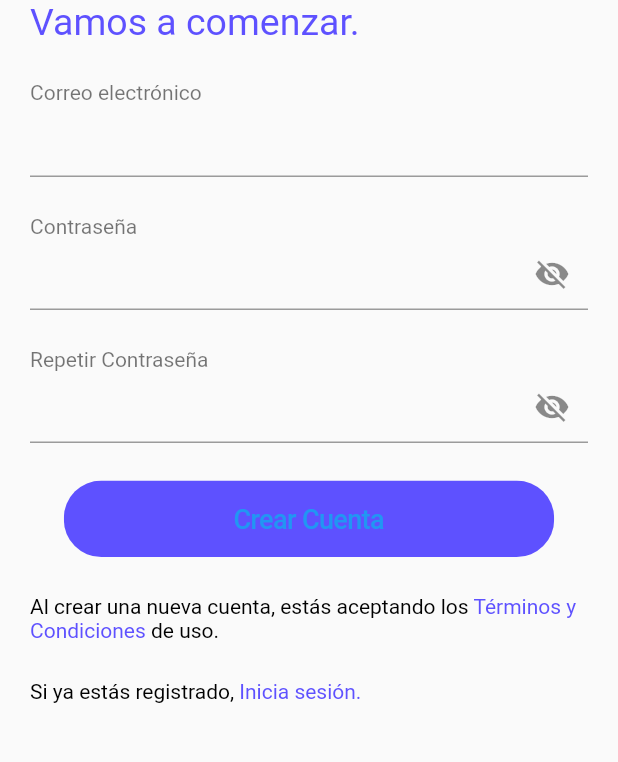
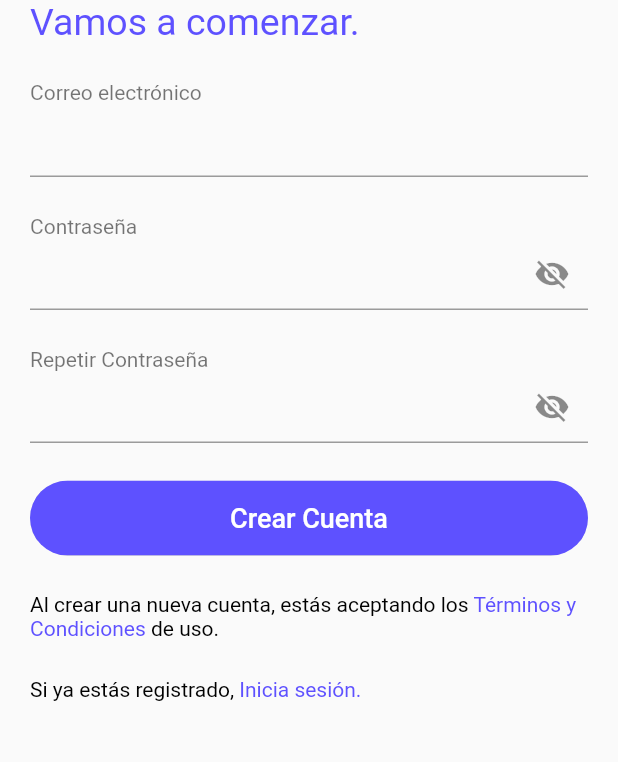
Before and after one commit to EduardoCarruci/Nviame-app, a Flutter app: the screen it shows after launch, after a tap on "quiero registrarme.", on a phone screen of 412 x 824 dp, the part 287-1049 px from its top. Run offline on Flutter 3.47's test engine with Material 2 defaults, Android fonts, the phone set to English and light mode, and no system bars; our stand-ins replace flutter_svg, flutter_swiper, font_awesome_flutter, google_maps_flutter, image_picker, page_transition and 2 more; missing offline and left inert: solid_bottom_sheet.

Commit message:
cambios agregados a los botones

```diff
--- a/lib/vistas/login/login.dart
+++ b/lib/vistas/login/login.dart
@@ -232,12 +232,13 @@ class _LoginState extends State<Login> {
   Widget buildButtonContainer(BuildContext context, screenWidth) {
     return ClipRRect(
       borderRadius: BorderRadius.circular(25.0),
-      child: CupertinoButton(
+      child: MaterialButton(
         //textColor: Colors.white,
         color: Constants.colorMorado,
+        minWidth: double.infinity,
+        animationDuration: Duration(seconds: 1),
         padding: EdgeInsets.only(
-           left: screenWidth * 0.2750,
-            right: screenWidth * 0.2750,
+
             top: 15,
             bottom: 15.0),
             //0.30
@@ -248,7 +249,7 @@ class _LoginState extends State<Login> {
         child: Text(
           'Iniciar Sesión',
           style: TextStyle(
-            fontSize: 18,
+            fontSize: 18,color:Colors.white
           ),
         ),
       ),
--- a/lib/vistas/login/register.dart
+++ b/lib/vistas/login/register.dart
@@ -208,41 +208,20 @@ Navigator.push(
     );
   }
 
-/*   Widget buildButtonContainer(BuildContext context, screenWidth) {
-    return CupertinoButton(
-      color: Color(0xFF5b4ffb),
-      //minSize: 50,
-      borderRadius: BorderRadius.circular(50),
-      padding: EdgeInsets.only(
-          left: screenWidth * 0.30,
-          right: screenWidth * 0.30,
-          top: 20,
-          bottom: 20),
-      child: Text(
-        "Crear Cuenta",
-        overflow: TextOverflow.fade,
-        maxLines: 1,
-        style: TextStyle(
-          color: Colors.white,
-          fontSize: 18.0,
-          fontWeight: FontWeight.bold,
-        ),
-      ),
-      onPressed: () {},
-    );
-  } */
+
     Widget buildButtonContainer(BuildContext context, screenWidth) {
     return Center(
       child: ClipRRect(
-        borderRadius: BorderRadius.circular(25.0),
-        child: CupertinoButton(
+        borderRadius: BorderRadius.circular(50.0),
+        child: MaterialButton(
           //textColor: Colors.white,
+
           color: Constants.colorMorado,
-          padding: EdgeInsets.only(
-              left: screenWidth * 0.2750,
-            right: screenWidth * 0.2750,
-              top: 15,
-              bottom: 15.0,),
+
+        minWidth: double.infinity,
+        height: 50,
+        animationDuration: Duration(seconds: 1),
+
           onPressed: () {
 
           },
@@ -250,7 +229,7 @@ Navigator.push(
             'Crear Cuenta',
             style: TextStyle(
               fontSize: 18,
-              fontWeight: FontWeight.w500,
+              fontWeight: FontWeight.w500,color:Colors.white
             ),
           ),
         ),
```
Also changed, not shown: lib/vistas/billetera/billetera.dart (+9 -8 lines), lib/vistas/envios/envio_detalle.dart (+17 -16 lines), lib/vistas/envios_estandar/envio_form_dos.dart (+8 -9 lines), lib/vistas/envios_estandar/envio_okay.dart (+28 -25 lines), lib/vistas/home/home.dart (+9 -5 lines).
